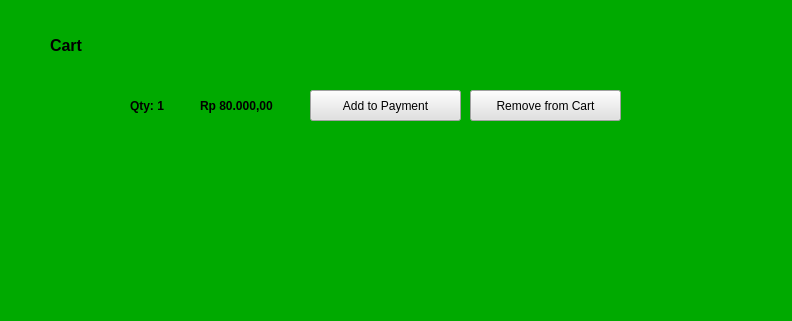
Qt form cart.ui (bharata101/bosbuy) before a commit.
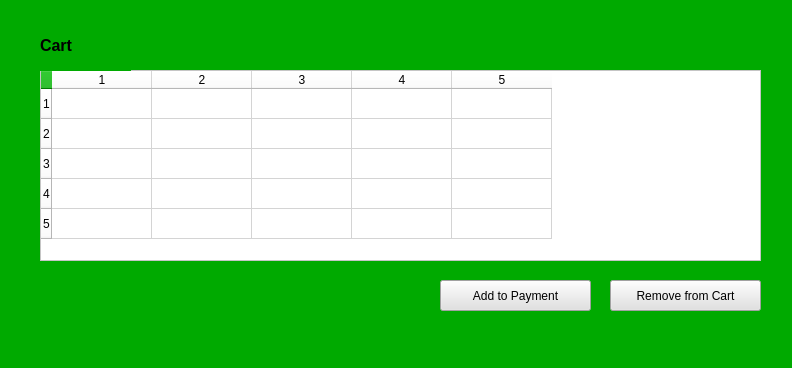
The same form after that commit. Icons and pictures are not drawn.

Commit message: Commit #3: Added see wishlist and see cart

The edit to the form file:
```diff
--- a/cart.ui
+++ b/cart.ui
@@ -7,7 +7,7 @@
     <x>0</x>
     <y>0</y>
     <width>792</width>
-    <height>321</height>
+    <height>368</height>
    </rect>
   </property>
   <property name="palette">
@@ -116,49 +116,11 @@
      <height>321</height>
     </rect>
    </property>
-   <widget class="QLabel" name="cartPhoto">
-    <property name="geometry">
-     <rect>
-      <x>50</x>
-      <y>80</y>
-      <width>61</width>
-      <height>61</height>
-     </rect>
-    </property>
-    <property name="text">
-     <string/>
-    </property>
-    <property name="pixmap">
-     <pixmap>../../Pictures/HMIF.png</pixmap>
-    </property>
-    <property name="scaledContents">
-     <bool>true</bool>
-    </property>
-   </widget>
-   <widget class="QLabel" name="priceCart">
-    <property name="geometry">
-     <rect>
-      <x>200</x>
-      <y>80</y>
-      <width>91</width>
-      <height>51</height>
-     </rect>
-    </property>
-    <property name="font">
-     <font>
-      <weight>75</weight>
-      <bold>true</bold>
-     </font>
-    </property>
-    <property name="text">
-     <string>Rp 80.000,00</string>
-    </property>
-   </widget>
    <widget class="QPushButton" name="removeFromCart">
     <property name="geometry">
      <rect>
-      <x>470</x>
-      <y>90</y>
+      <x>610</x>
+      <y>280</y>
       <width>151</width>
       <height>31</height>
      </rect>
@@ -170,30 +132,11 @@
      <string>Remove from Cart</string>
     </property>
    </widget>
-   <widget class="QLabel" name="qtyCart">
-    <property name="geometry">
-     <rect>
-      <x>130</x>
-      <y>80</y>
-      <width>61</width>
-      <height>51</height>
-     </rect>
-    </property>
-    <property name="font">
-     <font>
-      <weight>75</weight>
-      <bold>true</bold>
-     </font>
-    </property>
-    <property name="text">
-     <string>Qty: 1</string>
-    </property>
-   </widget>
    <widget class="QPushButton" name="addToPayment">
     <property name="geometry">
      <rect>
-      <x>310</x>
-      <y>90</y>
+      <x>440</x>
+      <y>280</y>
       <width>151</width>
       <height>31</height>
      </rect>
@@ -205,11 +148,40 @@
      <string>Add to Payment</string>
     </property>
    </widget>
+   <widget class="QTableWidget" name="tabelCart">
+    <property name="geometry">
+     <rect>
+      <x>40</x>
+      <y>70</y>
+      <width>721</width>
+      <height>191</height>
+     </rect>
+    </property>
+    <property name="styleSheet">
+     <string notr="true">background-color: rgb(255, 255, 255);</string>
+    </property>
+    <property name="rowCount">
+     <number>5</number>
+    </property>
+    <property name="columnCount">
+     <number>5</number>
+    </property>
+    <row/>
+    <row/>
+    <row/>
+    <row/>
+    <row/>
+    <column/>
+    <column/>
+    <column/>
+    <column/>
+    <column/>
+   </widget>
   </widget>
   <widget class="QLabel" name="label_8">
    <property name="geometry">
     <rect>
-     <x>50</x>
+     <x>40</x>
      <y>20</y>
      <width>91</width>
      <height>51</height>
```
The commit also changes 2 other files.
